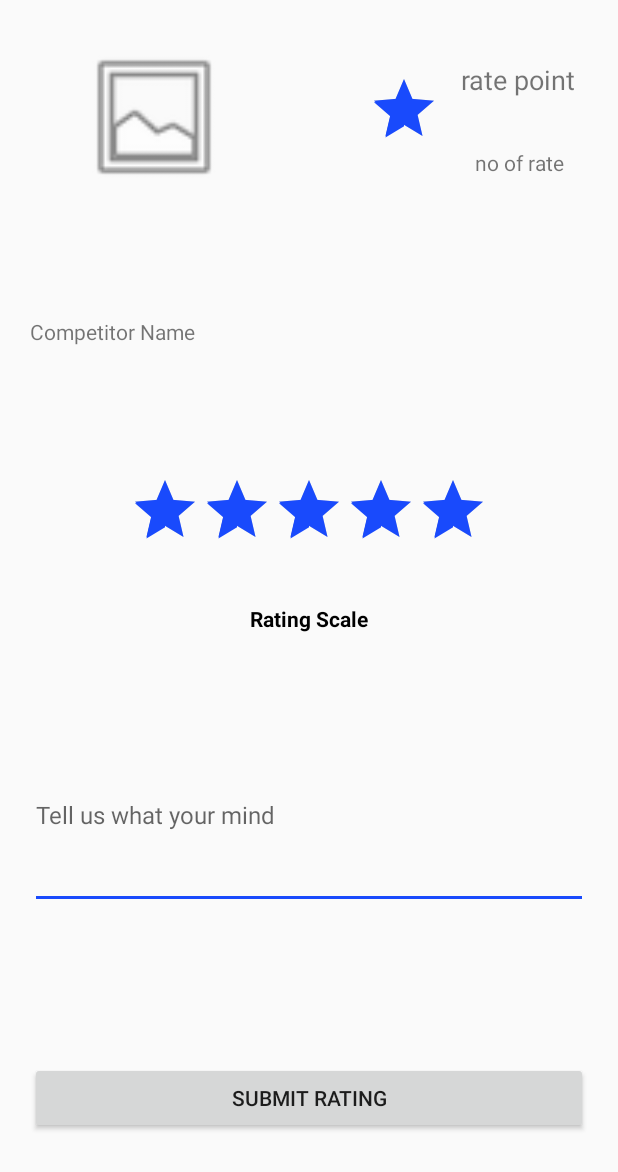
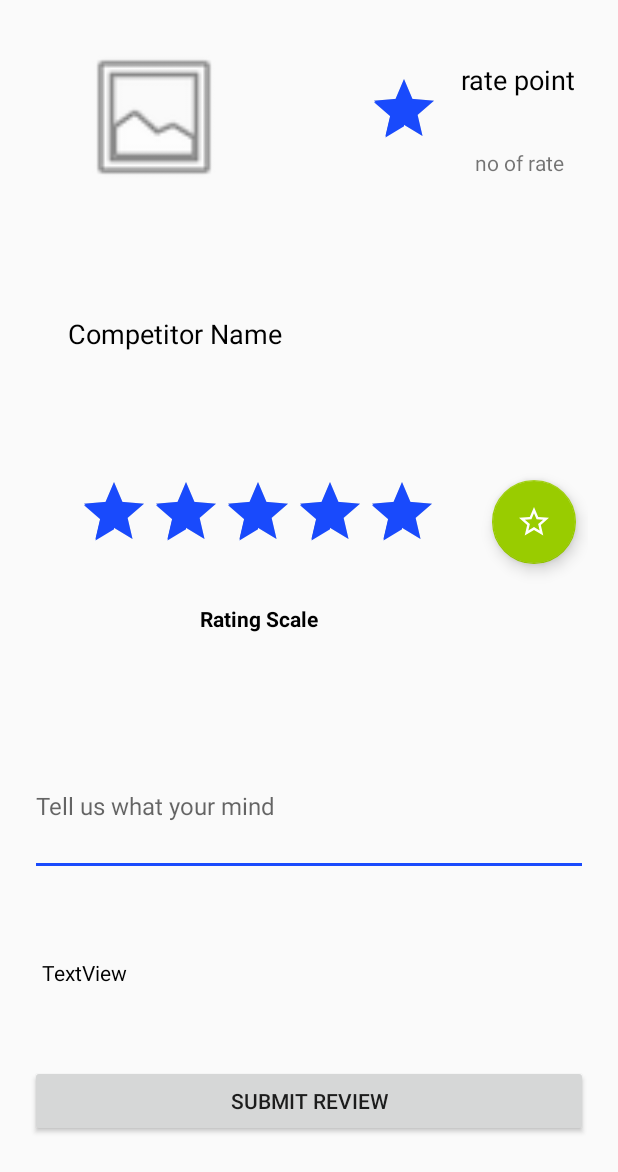
Before and after one commit to SashikaMalawana/rate-me, an Android app: the layout event_competitor_profile_rate.xml on its own in the app's theme, with its tools: preview values and no code run, on a phone screen of 412 x 824 dp. Shown: the top 1172 px of the screen. Run offline under Robolectric (Android 15) with nearby library versions, the phone set to English and light mode, and no system bars.

Commit message:
Divide rating and review into two buttons and add floating action button

```diff
--- a/app/build.gradle
+++ b/app/build.gradle
@@ -31,6 +31,7 @@ dependencies {
     testImplementation 'junit:junit:4.12'
     androidTestImplementation 'com.android.support.test:runner:1.0.2'
     androidTestImplementation 'com.android.support.test.espresso:espresso-core:3.0.2'
+    implementation 'com.android.support:design:28.0.0-alpha1'
 }
 
 apply plugin: 'com.google.gms.google-services'
--- a/app/src/main/java/hello/com/eventratingapp/EventCompetitorProfileRateActivity.java
+++ b/app/src/main/java/hello/com/eventratingapp/EventCompetitorProfileRateActivity.java
@@ -4,6 +4,7 @@ import android.content.Intent;
 import android.os.Bundle;
 import android.support.annotation.NonNull;
 import android.support.annotation.Nullable;
+import android.support.design.widget.FloatingActionButton;
 import android.support.v7.app.AppCompatActivity;
 import android.view.View;
 import android.widget.Button;
@@ -32,9 +33,13 @@ public class EventCompetitorProfileRateActivity extends AppCompatActivity {
     private RatingBar userInnerRatingBar;
     private TextView ratingScaleInnerTextView;
     private EditText reviewEditText;
-    private Button submitRatingReviewButton;
+    private Button submitReviewButton;
 
     private ImageView eventCompetitorProfileRateImageView;
+
+    private FloatingActionButton submitRatingFloatingActionButton;
+
+    private TextView reviewTextView;
 
     String currentEventFromIntent;
     String currentCompetitorFromIntent;
@@ -58,9 +63,13 @@ public class EventCompetitorProfileRateActivity extends AppCompatActivity {
         ratingScaleInnerTextView = (TextView) findViewById(R.id.ratingScaleInnerTextView);
 
         reviewEditText = (EditText) findViewById(R.id.reviewEditText);
-        submitRatingReviewButton = (Button) findViewById(R.id.submitRatingReviewButton);
+        submitReviewButton = (Button) findViewById(R.id.submitReviewButton);
 
         eventCompetitorProfileRateImageView = (ImageView) findViewById(R.id.eventCompetitorProfileRateImageView);
+
+        submitRatingFloatingActionButton = (FloatingActionButton) findViewById(R.id.submitRatingFloatingActionButton);
+
+        reviewTextView = (TextView) findViewById(R.id.reviewTextView);
 
         Intent intent = getIntent();
         currentEventFromIntent = intent.getStringExtra("currentEvent");
@@ -152,9 +161,10 @@ public class EventCompetitorProfileRateActivity extends AppCompatActivity {
             }
         });
 
-        submitRatingReviewButton.setOnClickListener(new View.OnClickListener() {
+        submitRatingFloatingActionButton.setOnClickListener(new View.OnClickListener() {
             @Override
             public void onClick(View v) {
+
                 float userRatingFloat = (userInnerRatingBar.getRating())*2;
                 String userRatingString = String.valueOf(userRatingFloat);
                 Toast.makeText(EventCompetitorProfileRateActivity.this, "Your rating value is " +userRatingString, Toast.LENGTH_SHORT).show();
@@ -219,6 +229,14 @@ public class EventCompetitorProfileRateActivity extends AppCompatActivity {
                 catch (Exception exception) {
                     System.out.println(exception.toString());
                 }
+                userInnerRatingBar.setRating(0);
+
+            }
+        });
+
+        submitReviewButton.setOnClickListener(new View.OnClickListener() {
+            @Override
+            public void onClick(View v) {
 
                 String review = reviewEditText.getText().toString().trim();
                 DatabaseReference mDatabaseReview = FirebaseDatabase.getInstance().getReference().child("Events").child(currentEventFromIntent).child("Event Competitors").child(currentCompetitorFromIntent).child("Ratings");
@@ -234,8 +252,22 @@ public class EventCompetitorProfileRateActivity extends AppCompatActivity {
                     }
                 });
 
-                userInnerRatingBar.setRating(0);
                 reviewEditText.setText("");
+
+            }
+        });
+
+        DatabaseReference mDatabaseGetReview = FirebaseDatabase.getInstance().getReference().child("Events").child(currentEventFromIntent).child("Event Competitors").child(currentCompetitorFromIntent).child("Ratings").child("Reviews");
+        mDatabaseGetReview.addValueEventListener(new ValueEventListener() {
+            @Override
+            public void onDataChange(DataSnapshot dataSnapshot) {
+                String getReview = dataSnapshot.getValue().toString().trim();
+                reviewTextView.setText(getReview);
+            }
+
+            @Override
+            public void onCancelled(DatabaseError databaseError) {
+
             }
         });
 
--- /dev/null
+++ b/app/src/main/res/drawable/ic_star_border_black_24dp.xml
@@ -0,0 +1,9 @@
+<vector xmlns:android="http://schemas.android.com/apk/res/android"
+        android:width="24dp"
+        android:height="24dp"
+        android:viewportWidth="24.0"
+        android:viewportHeight="24.0">
+    <path
+        android:fillColor="#ffffff"
+        android:pathData="M22,9.24l-7.19,-0.62L12,2 9.19,8.63 2,9.24l5.46,4.73L5.82,21 12,17.27 18.18,21l-1.63,-7.03L22,9.24zM12,15.4l-3.76,2.27 1,-4.28 -3.32,-2.88 4.38,-0.38L12,6.1l1.71,4.04 4.38,0.38 -3.32,2.88 1,4.28L12,15.4z"/>
+</vector>
--- a/app/src/main/res/layout/event_competitor_profile_rate.xml
+++ b/app/src/main/res/layout/event_competitor_profile_rate.xml
@@ -24,6 +24,7 @@
             android:layout_marginStart="8dp"
             android:layout_marginTop="8dp"
             android:text="rate point"
+            android:textColor="@android:color/black"
             android:textSize="18sp"
             app:layout_constraintBottom_toBottomOf="parent"
             app:layout_constraintEnd_toEndOf="parent"
@@ -69,7 +70,7 @@
         <EditText
             android:id="@+id/reviewEditText"
             android:layout_width="match_parent"
-            android:layout_height="84dp"
+            android:layout_height="68dp"
             android:layout_marginBottom="8dp"
             android:layout_marginTop="8dp"
             android:ems="10"
@@ -81,7 +82,7 @@
             app:layout_constraintEnd_toEndOf="parent"
             app:layout_constraintStart_toStartOf="parent"
             app:layout_constraintTop_toTopOf="parent"
-            app:layout_constraintVertical_bias="0.722" />
+            app:layout_constraintVertical_bias="0.697" />
 
         <RatingBar
             android:id="@+id/userInnerRatingBar"
@@ -93,9 +94,10 @@
             android:stepSize="0.5"
             app:layout_constraintBottom_toBottomOf="parent"
             app:layout_constraintEnd_toEndOf="parent"
+            app:layout_constraintHorizontal_bias="0.241"
             app:layout_constraintStart_toStartOf="parent"
             app:layout_constraintTop_toTopOf="parent"
-            app:layout_constraintVertical_bias="0.401" />
+            app:layout_constraintVertical_bias="0.403" />
 
         <ImageView
             android:id="@+id/eventCompetitorProfileRateImageView"
@@ -126,14 +128,17 @@
             android:textStyle="bold"
             app:layout_constraintBottom_toBottomOf="parent"
             app:layout_constraintEnd_toEndOf="parent"
+            app:layout_constraintHorizontal_bias="0.387"
             app:layout_constraintStart_toStartOf="parent"
             app:layout_constraintTop_toTopOf="parent" />
 
         <TextView
             android:id="@+id/competitorNameRateTextView"
-            android:layout_width="match_parent"
+            android:layout_width="321dp"
             android:layout_height="wrap_content"
             android:text="Competitor Name"
+            android:textColor="@android:color/black"
+            android:textSize="18sp"
             app:layout_constraintBottom_toBottomOf="parent"
             app:layout_constraintEnd_toEndOf="parent"
             app:layout_constraintStart_toStartOf="parent"
@@ -141,16 +146,51 @@
             app:layout_constraintVertical_bias="0.250" />
 
         <Button
-            android:id="@+id/submitRatingReviewButton"
+            android:id="@+id/submitReviewButton"
             android:layout_width="match_parent"
             android:layout_height="wrap_content"
             android:layout_marginTop="8dp"
-            android:text="Submit Rating"
+            android:text="Submit Review"
             app:layout_constraintBottom_toBottomOf="parent"
             app:layout_constraintEnd_toEndOf="parent"
             app:layout_constraintStart_toStartOf="parent"
             app:layout_constraintTop_toTopOf="parent"
-            app:layout_constraintVertical_bias="0.934" />
+            app:layout_constraintVertical_bias="0.937" />
+
+        <android.support.design.widget.FloatingActionButton
+            android:id="@+id/submitRatingFloatingActionButton"
+            android:layout_width="wrap_content"
+            android:layout_height="wrap_content"
+            android:layout_marginBottom="8dp"
+            android:layout_marginEnd="8dp"
+            android:layout_marginLeft="8dp"
+            android:layout_marginRight="8dp"
+            android:layout_marginStart="8dp"
+            android:layout_marginTop="8dp"
+            android:clickable="true"
+            android:src="@drawable/ic_star_border_black_24dp"
+            app:backgroundTint="@android:color/holo_green_light"
+            app:layout_constraintBottom_toBottomOf="parent"
+            app:layout_constraintEnd_toEndOf="parent"
+            app:layout_constraintHorizontal_bias="1.0"
+            app:layout_constraintStart_toStartOf="parent"
+            app:layout_constraintTop_toTopOf="parent"
+            app:layout_constraintVertical_bias="0.410" />
+
+        <TextView
+            android:id="@+id/reviewTextView"
+            android:layout_width="match_parent"
+            android:layout_height="wrap_content"
+            android:layout_marginEnd="8dp"
+            android:layout_marginStart="8dp"
+            android:text="TextView"
+            android:textColor="@android:color/black"
+            app:layout_constraintBottom_toBottomOf="parent"
+            app:layout_constraintEnd_toEndOf="parent"
+            app:layout_constraintHorizontal_bias="0.048"
+            app:layout_constraintStart_toStartOf="parent"
+            app:layout_constraintTop_toTopOf="parent"
+            app:layout_constraintVertical_bias="0.809" />
     </android.support.constraint.ConstraintLayout>
 
 </android.support.constraint.ConstraintLayout>
```
